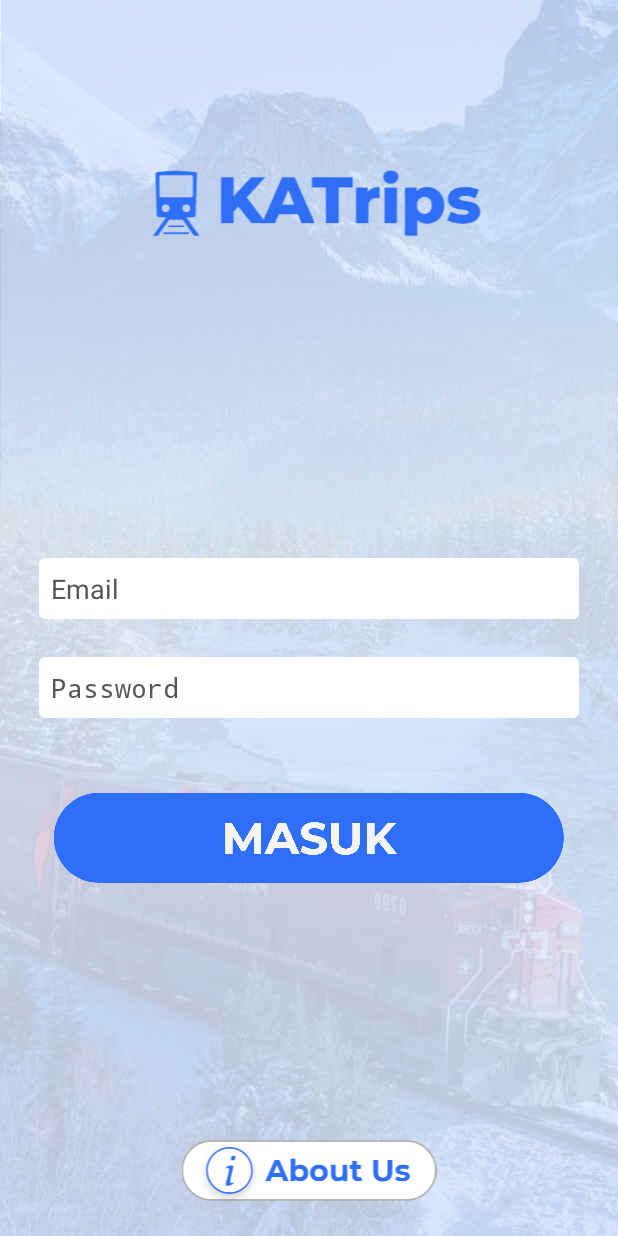
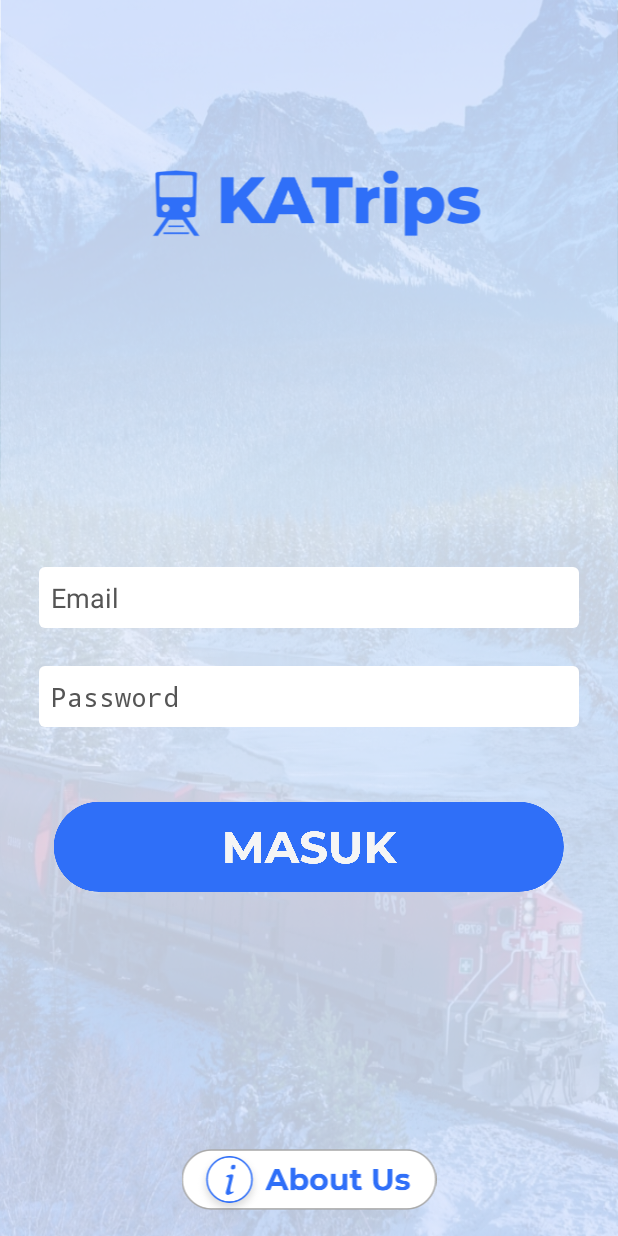
Before and after one commit to arthara/KATrips-android, an Android app: the screen it shows after launch (LoginActivity), on a phone screen of 412 x 824 dp. Run offline under Robolectric (Android 15) with nearby library versions, the light colour scheme and no system bars; libraries missing offline, so code that uses them is left out: com.androidnetworking, com.androidnetworking.error, com.androidnetworking.interfaces.

Commit message:
fix layout login

```diff
--- a/app/src/main/java/com/katripstask/katrips/modul/caritiket/CariTiketInteractor.java
+++ b/app/src/main/java/com/katripstask/katrips/modul/caritiket/CariTiketInteractor.java
@@ -62,8 +62,10 @@ public class CariTiketInteractor implements CariTiketContract.Interactor {
                             requestCallback.requestSuccess(response);
 
                         }else if(response.success == false){
+                            Log.d("cek", "Fail 1 ");
                             requestCallback.requestFailed("Failed Get Trip");
                         }else{
+                            Log.d("cek", "Fail 2 ");
                             requestCallback.requestFailed("Null Response");
                         }
                     }
--- a/app/src/main/res/layout/activity_cari_tiket.xml
+++ b/app/src/main/res/layout/activity_cari_tiket.xml
@@ -30,14 +30,12 @@
 
         <ImageView
             android:id="@+id/imageView"
-            android:layout_width="wrap_content"
+            android:layout_width="match_parent"
             android:layout_height="wrap_content"
             android:layout_alignParentStart="true"
-            android:layout_alignParentTop="true"
             android:layout_alignParentEnd="true"
             android:layout_gravity="center"
             android:layout_marginTop="27dp"
-            android:clickable="true"
             android:src="@drawable/switch_button_sj" />
 
         <include
--- a/app/src/main/res/layout/activity_login.xml
+++ b/app/src/main/res/layout/activity_login.xml
@@ -9,18 +9,21 @@
 
     <ImageView
         android:id="@+id/imageView2"
-        android:layout_width="wrap_content"
+        android:layout_width="match_parent"
         android:layout_height="wrap_content"
         android:layout_alignParentStart="true"
         android:layout_alignParentTop="true"
         android:layout_alignParentEnd="true"
         android:layout_marginTop="100dp"
+        android:layout_marginBottom="110dp"
+        android:foregroundGravity="center"
         android:src="@drawable/judul_login" />
 
     <LinearLayout
-        android:layout_width="400dp"
-        android:layout_height="450dp"
+        android:layout_width="match_parent"
+        android:layout_height="wrap_content"
         android:layout_alignParentBottom="true"
+        android:gravity="center"
         android:orientation="vertical"
         android:paddingLeft="16dp"
         android:paddingRight="16dp">
--- a/app/src/main/res/menu/menu_nav_bar.xml
+++ b/app/src/main/res/menu/menu_nav_bar.xml
@@ -6,4 +6,7 @@
         android:enabled="true"
         android:title="Log-Out"
         android:contentDescription="logout" />
+    <item
+        android:title="-"
+        android:contentDescription="-" />
 </menu>
```
